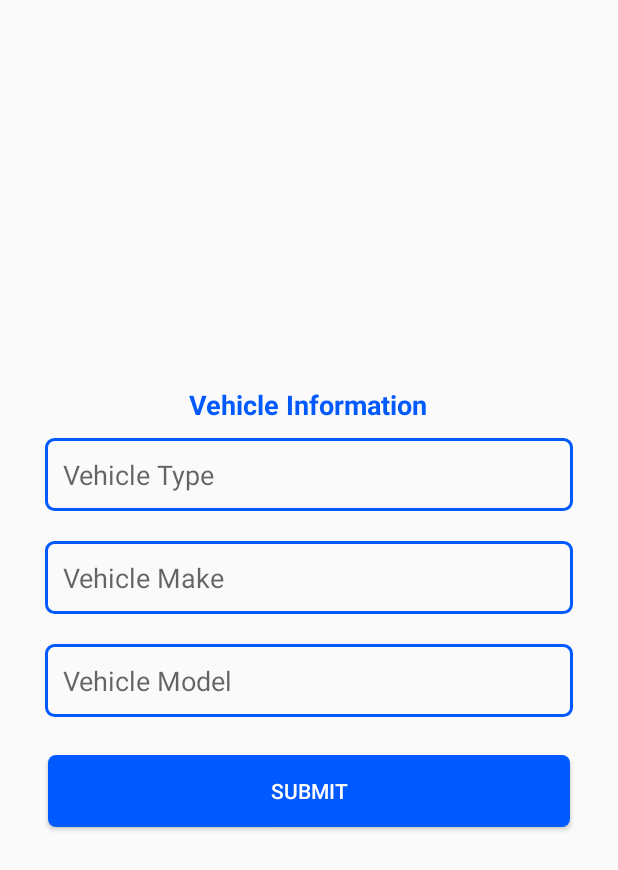
After one commit to MUHAMMADAQIB96/Mechanica, an Android app: the UpdateProfileActivity screen opened directly, with no data from a screen before it, on a phone screen of 412 x 824 dp. The commit adds this screen. Shown: the top 870 px of the screen. Run offline under Robolectric (Android 15) with nearby library versions, the phone set to English and light mode, and no system bars; our stand-ins replace ButterKnife, Firebase (no records; nobody signed in at launch, a user with empty details on screens opened directly); libraries missing offline, so code that uses them is left out: io.paperdb; 2 statements that could not run were skipped.

Commit message:
profile updated functionality added

```diff
--- a/app/build.gradle
+++ b/app/build.gradle
@@ -51,7 +51,6 @@ dependencies {
     implementation 'com.google.android.gms:play-services-location:16.0.0'
     implementation 'com.google.android.gms:play-services-places:16.0.0'
 
-
     /********************permission dispatcher************************/
     implementation "com.github.hotchemi:permissionsdispatcher:3.0.0"
     annotationProcessor "com.github.hotchemi:permissionsdispatcher-processor:3.0.0"
--- a/app/src/main/AndroidManifest.xml
+++ b/app/src/main/AndroidManifest.xml
@@ -17,7 +17,6 @@
         android:roundIcon="@mipmap/ic_launcher_round"
         android:supportsRtl="true"
         android:theme="@style/AppTheme">
-
         <activity android:name=".MainActivity" />
         <activity android:name=".SplashActivity">
             <intent-filter>
@@ -38,6 +37,7 @@
             android:value="@string/google_map_api_key" />
 
         <activity android:name=".UserRoleActivity" />
+        <activity android:name=".UpdateProfileActivity"></activity>
     </application>
 
 </manifest>
--- a/app/src/main/java/com/example/fyp/mechanica/SignupActivity.java
+++ b/app/src/main/java/com/example/fyp/mechanica/SignupActivity.java
@@ -106,7 +106,7 @@ public class SignupActivity extends AppCompatActivity {
                           user.name = etUsername.getText().toString().trim();
                           user.email = etEmail.getText().toString().trim();
                           user.phoneNumber = etPhoneNumber.getText().toString().trim();
-                          user.password = etPassword.getText().toString().trim();
+
                           if (userRole != null) {
                             user.userRole = userRole;
                           }
--- a/app/src/main/java/com/example/fyp/mechanica/SplashActivity.java
+++ b/app/src/main/java/com/example/fyp/mechanica/SplashActivity.java
@@ -26,7 +26,7 @@ public class SplashActivity extends AppCompatActivity {
             @Override
             public void run() {
                 Intent intent;
-                if (user != null) {
+                if (auth.getCurrentUser() != null) {
                     intent = new Intent(SplashActivity.this, MainActivity.class);
 
                 } else {
@@ -34,6 +34,7 @@ public class SplashActivity extends AppCompatActivity {
                 }
                 startActivity(intent);
                 finish();
+
             }
         }, 3000);
     }
--- /dev/null
+++ b/app/src/main/java/com/example/fyp/mechanica/UpdateProfileActivity.java
@@ -0,0 +1,97 @@
+package com.example.fyp.mechanica;
+
+import android.content.Intent;
+import android.support.annotation.NonNull;
+import android.support.v7.app.AppCompatActivity;
+import android.os.Bundle;
+import android.widget.Button;
+import android.widget.EditText;
+
+import com.example.fyp.mechanica.helpers.Constants;
+import com.example.fyp.mechanica.models.User;
+import com.example.fyp.mechanica.models.Vehicle;
+import com.google.android.gms.tasks.OnCompleteListener;
+import com.google.android.gms.tasks.Task;
+import com.google.firebase.database.DatabaseReference;
+import com.google.firebase.database.FirebaseDatabase;
+
+import butterknife.BindView;
+import butterknife.ButterKnife;
+import butterknife.OnClick;
+import io.paperdb.Paper;
+
+public class UpdateProfileActivity extends AppCompatActivity {
+
+    @BindView(R.id.et_vehicle_make) EditText etMake;
+    @BindView(R.id.et_vehicle_type) EditText etType;
+    @BindView(R.id.et_vehicle_model) EditText etModel;
+    @BindView(R.id.btn_submit) Button btnSubmit;
+
+    User currUser;
+    DatabaseReference dbRef;
+
+    @Override
+    protected void onCreate(Bundle savedInstanceState) {
+        super.onCreate(savedInstanceState);
+        setContentView(R.layout.activity_update_profile);
+        ButterKnife.bind(this);
+
+        currUser = Paper.book().read(Constants.CURR_USER_KEY);
+        dbRef = FirebaseDatabase.getInstance().getReference();
+
+//        dbRef.child("users").child(currUser.id)
+
+    }
+
+    @OnClick(R.id.btn_submit)
+    public void setData() {
+        boolean flag = true;
+
+        if (etMake.getText().toString().isEmpty()) {
+            etMake.setError("Required");
+            flag = false;
+
+        } else {
+            etMake.setError(null);
+        }
+
+        if (etType.getText().toString().isEmpty()) {
+            etType.setError("Required");
+            flag = false;
+
+        } else {
+            etType.setError(null);
+        }
+
+        if (etModel.getText().toString().isEmpty()) {
+            etModel.setError("Required");
+            flag = false;
+
+        } else {
+            etModel.setError(null);
+        }
+
+
+        if (!flag) {
+            return;
+        }
+
+        final Vehicle vehicle = new Vehicle();
+        vehicle.make = etMake.getText().toString();
+        vehicle.model = etModel.getText().toString();
+        vehicle.type = etType.getText().toString();
+//        String key = dbRef.child("users").child(currUser.id).child("vehicles").push().getKey();
+//        vehicle.key = key;
+
+        dbRef.child("users").child(currUser.id).child("vehicle").setValue(vehicle)
+                .addOnCompleteListener(this, new OnCompleteListener<Void>() {
+            @Override
+            public void onComplete(@NonNull Task<Void> task) {
+//                currUser.vehicles.add(vehicle);
+                currUser.vehicle = vehicle;
+                Paper.book().write(Constants.CURR_USER_KEY, currUser);
+                startActivity(new Intent(UpdateProfileActivity.this, MainActivity.class));
+            }
+        });
+    }
+}
--- a/app/src/main/java/com/example/fyp/mechanica/helpers/Constants.java
+++ b/app/src/main/java/com/example/fyp/mechanica/helpers/Constants.java
@@ -1,8 +1,4 @@
 package com.example.fyp.mechanica.helpers;
-
-/**
- * Created by irfan on 11/28/18.
- */
 
 public class Constants {
 
--- a/app/src/main/java/com/example/fyp/mechanica/helpers/MyApp.java
+++ b/app/src/main/java/com/example/fyp/mechanica/helpers/MyApp.java
@@ -4,9 +4,6 @@ import android.app.Application;
 
 import io.paperdb.Paper;
 
-/**
- * Created by irfan on 11/28/18.
- */
 
 public class MyApp extends Application {
 
--- a/app/src/main/java/com/example/fyp/mechanica/models/MLocation.java
+++ b/app/src/main/java/com/example/fyp/mechanica/models/MLocation.java
@@ -1,8 +1,5 @@
 package com.example.fyp.mechanica.models;
 
-/**
- * Created by irfan on 11/28/18.
- */
 
 public class MLocation {
 
--- /dev/null
+++ b/app/src/main/res/layout/activity_update_profile.xml
@@ -0,0 +1,61 @@
+<?xml version="1.0" encoding="utf-8"?>
+<LinearLayout xmlns:android="http://schemas.android.com/apk/res/android"
+    xmlns:app="http://schemas.android.com/apk/res-auto"
+    xmlns:tools="http://schemas.android.com/tools"
+    android:layout_width="match_parent"
+    android:layout_height="match_parent"
+    android:orientation="vertical"
+    android:padding="20dp"
+    android:gravity="center"
+    tools:context="com.example.fyp.mechanica.UpdateProfileActivity">
+
+    <TextView
+        android:layout_width="wrap_content"
+        android:layout_height="wrap_content"
+        android:text="@string/vehicle_info"
+        android:textAlignment="center"
+        android:textSize="@dimen/font_large"
+        android:textStyle="bold"
+        android:textColor="@color/blue"/>
+
+    <EditText
+        android:id="@+id/et_vehicle_type"
+        android:layout_width="match_parent"
+        android:layout_height="wrap_content"
+        android:background="@drawable/edit_text_border"
+        android:padding="@dimen/spacing_small"
+        android:layout_margin="@dimen/spacing_ex_small"
+        android:hint="@string/hint_vehicle_type"/>
+
+    <EditText
+        android:id="@+id/et_vehicle_make"
+        android:layout_width="match_parent"
+        android:layout_height="wrap_content"
+        android:background="@drawable/edit_text_border"
+        android:padding="@dimen/spacing_small"
+        android:layout_margin="@dimen/spacing_ex_small"
+        android:inputType="textEmailAddress"
+        android:hint="@string/hint_vehicle_make"/>
+
+    <EditText
+        android:id="@+id/et_vehicle_model"
+        android:layout_width="match_parent"
+        android:layout_height="wrap_content"
+        android:background="@drawable/edit_text_border"
+        android:padding="@dimen/spacing_small"
+        android:layout_margin="@dimen/spacing_ex_small"
+        android:inputType="textEmailAddress"
+        android:hint="@string/hint_vehicle_model"/>
+
+    <Button
+        android:id="@+id/btn_submit"
+        android:layout_width="match_parent"
+        android:layout_height="wrap_content"
+        android:text="@string/btn_text_submit"
+        android:textColor="@color/white"
+        android:layout_marginHorizontal="@dimen/spacing_small"
+        android:layout_marginVertical="@dimen/spacing_normal"
+        android:background="@drawable/button_corner_radius"/>
+
+
+</LinearLayout>
--- a/app/src/main/res/values/strings.xml
+++ b/app/src/main/res/values/strings.xml
@@ -23,4 +23,10 @@
 
     <!-- TODO: Remove or change this placeholder text -->
     <string name="hello_blank_fragment">Hello blank fragment</string>
+
+    <string name="vehicle_info">Vehicle Information</string>
+    <string name="hint_vehicle_make">Vehicle Make</string>
+    <string name="hint_vehicle_type">Vehicle Type</string>
+    <string name="hint_vehicle_model">Vehicle Model</string>
+    <string name="btn_text_submit">Submit</string>
 </resources>
```
Also changed, not shown: app/src/main/java/com/example/fyp/mechanica/LoginActivity.java (+15 -15 lines), app/src/main/java/com/example/fyp/mechanica/MainActivity.java (+8 -0 lines), app/src/main/java/com/example/fyp/mechanica/models/User.java (+12 -5 lines), app/src/main/java/com/example/fyp/mechanica/models/Vehicle.java (added, +15 -0 lines), 3 other files.
